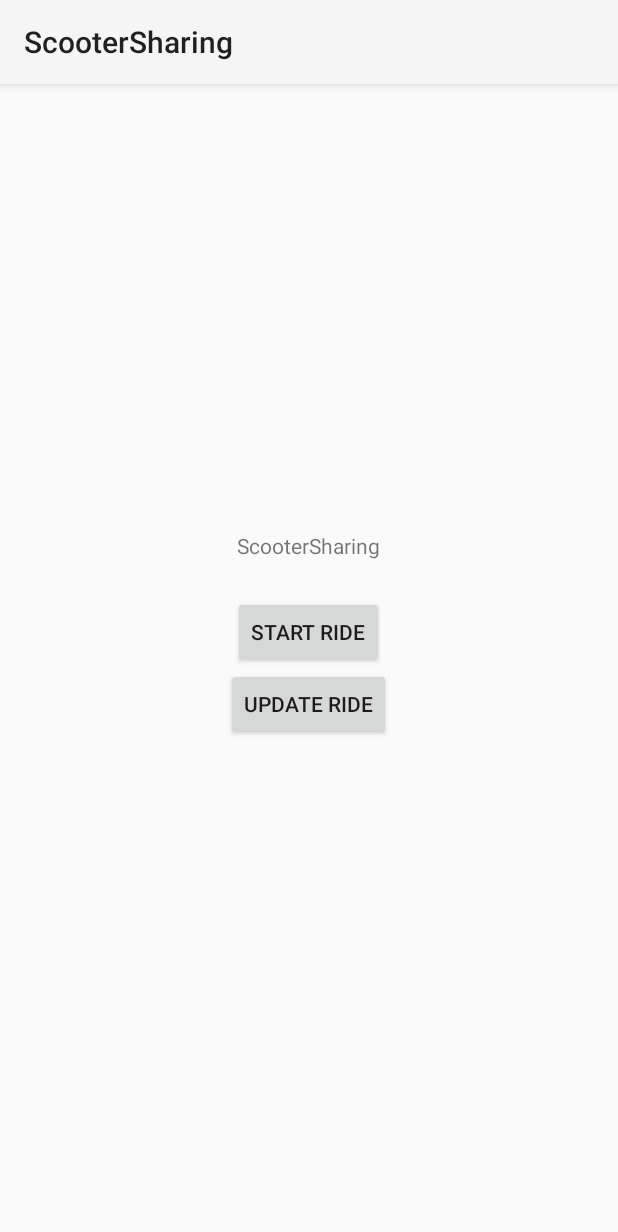
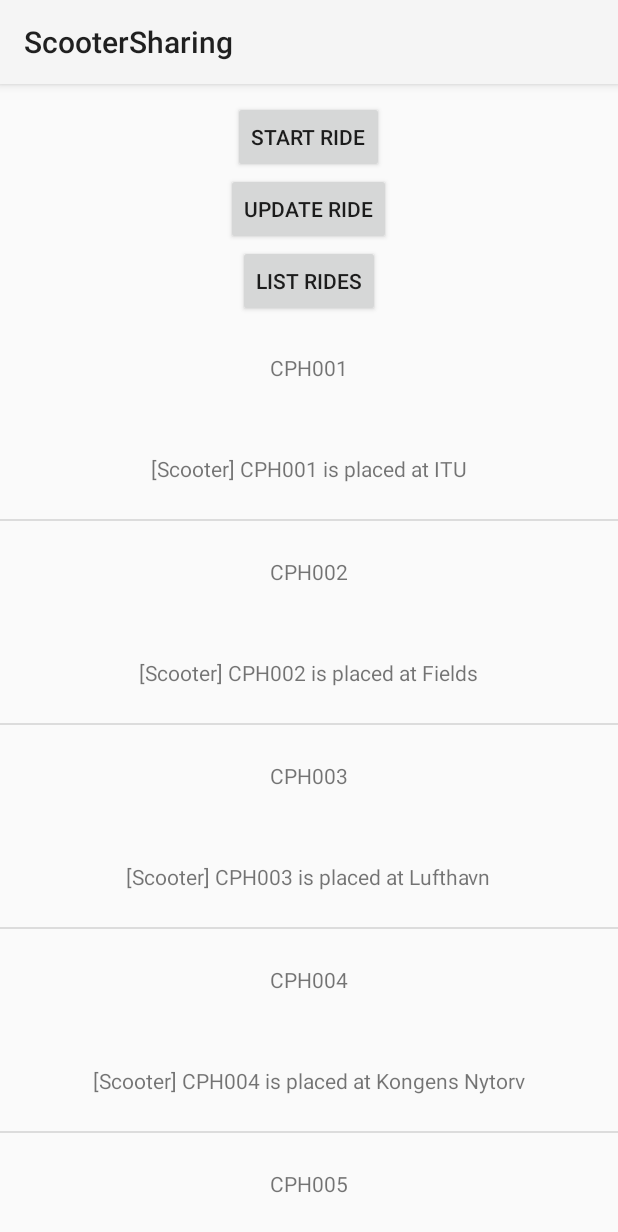
Before and after one commit to surtshow/ScooterSharing, an Android app: the screen it shows after launch (MainActivity), on a phone screen of 412 x 824 dp. Shown: the top 1232 px of the screen. Run offline under Robolectric (Android 15) with nearby library versions, the phone set to English and light mode, and no system bars.

Commit message:
Finish ScooterSharing V4 exercises

```diff
--- /dev/null
+++ b/app/src/main/java/dk/itu/moapd/scootersharing/jonli/CustomArrayAdapter.kt
@@ -0,0 +1,44 @@
+package dk.itu.moapd.scootersharing.jonli
+
+import android.content.Context
+import android.view.LayoutInflater
+import android.view.View
+import android.view.ViewGroup
+import android.widget.ArrayAdapter
+import android.widget.TextView
+
+class CustomArrayAdapter(
+    context: Context,
+    private var resource: Int,
+    data: List<Scooter>,
+) :
+    ArrayAdapter<Scooter>(context, R.layout.list_rides, data) {
+
+    private class ViewHolder(view: View) {
+        val title: TextView = view.findViewById(R.id.title)
+        val description: TextView = view.findViewById(R.id.description)
+    }
+
+    override fun getView(
+        position: Int,
+        convertView: View?,
+        parent: ViewGroup,
+    ): View {
+        var view = convertView
+        val viewHolder: ViewHolder
+
+        if (view == null) {
+            val inflater = LayoutInflater.from(context)
+            view = inflater.inflate(resource, parent, false)
+            viewHolder = ViewHolder(view)
+        } else {
+            viewHolder = view.tag as ViewHolder
+        }
+        val dummy = getItem(position)
+        viewHolder.title.text = dummy?.name
+        viewHolder.description.text = dummy.toString()
+
+        view?.tag = viewHolder
+        return view!!
+    }
+}
--- a/app/src/main/java/dk/itu/moapd/scootersharing/jonli/MainActivity.kt
+++ b/app/src/main/java/dk/itu/moapd/scootersharing/jonli/MainActivity.kt
@@ -10,10 +10,18 @@ class MainActivity : AppCompatActivity() {
 
     private lateinit var binding: ActivityMainBinding
 
+    companion object {
+        lateinit var ridesDB: RidesDB
+        private lateinit var adapter: CustomArrayAdapter
+    }
+
     override fun onCreate(savedInstanceState: Bundle?) {
         WindowCompat.setDecorFitsSystemWindows(window, false)
         super.onCreate(savedInstanceState)
+        ridesDB = RidesDB.get(this)
+        adapter = CustomArrayAdapter(this, R.layout.list_rides, ridesDB.getRidesList())
         binding = ActivityMainBinding.inflate(layoutInflater)
+        binding.listView.adapter = adapter
         setContentView(binding.root)
 
         binding.startRideButton.setOnClickListener {
@@ -24,5 +32,8 @@ class MainActivity : AppCompatActivity() {
             val intent = Intent(this, UpdateRideActivity::class.java)
             startActivity(intent)
         }
+        binding.listRidesButton.setOnClickListener {
+            adapter.notifyDataSetChanged()
+        }
     }
 }
--- /dev/null
+++ b/app/src/main/java/dk/itu/moapd/scootersharing/jonli/RidesDB.kt
@@ -0,0 +1,77 @@
+package dk.itu.moapd.scootersharing.jonli
+
+import android.content.Context
+import java.util.Random
+import kotlin.collections.ArrayList
+
+class RidesDB private constructor(context: Context) {
+
+    private val rides = ArrayList<Scooter>()
+    companion object : RidesDBHolder<RidesDB, Context>(::RidesDB)
+
+    init {
+        rides.add(Scooter("CPH001", "ITU", randomDate()))
+        rides.add(Scooter("CPH002", "Fields", randomDate()))
+        rides.add(Scooter("CPH003", "Lufthavn", randomDate()))
+        rides.add(Scooter("CPH004", "Kongens Nytorv", randomDate()))
+        rides.add(Scooter("CPH005", "Nørreport", randomDate()))
+    }
+
+    fun getRidesList(): List<Scooter> {
+        return rides
+    }
+
+    fun addScooter(name: String, location: String) {
+        rides.add(Scooter(name, location))
+    }
+
+    fun updateCurrentScooter(location: String) {
+        rides.last().location = location
+        rides.last().timestamp = System.currentTimeMillis()
+    }
+
+    fun getCurrentScooter(): Scooter {
+        return rides.last()
+    }
+
+    fun getCurrentScooterInfo(): String {
+        return rides.last().toString()
+    }
+
+    /**
+     * Generate a random timestamp in the last 365 days.
+     *
+     * @return A random timestamp in the last year.
+     */
+    private fun randomDate(): Long {
+        val random = Random()
+        val now = System.currentTimeMillis()
+        val year = random.nextDouble() * 1000 * 60 * 60 * 24 * 365
+        return (now - year).toLong()
+    }
+}
+
+open class RidesDBHolder<out T, in A>(creator: (A) -> T) {
+    private var creator: ((A) -> T)? = creator
+
+    @Volatile private var instance: T? = null
+
+    fun get(arg: A): T {
+        val checkInstance = instance
+        if (checkInstance != null) {
+            return checkInstance
+        }
+
+        return synchronized(this) {
+            val checkInstanceAgain = instance
+            if (checkInstanceAgain != null) {
+                checkInstanceAgain
+            } else {
+                val created = creator!!(arg)
+                instance = created
+                creator = null
+                created
+            }
+        }
+    }
+}
--- a/app/src/main/java/dk/itu/moapd/scootersharing/jonli/Scooter.kt
+++ b/app/src/main/java/dk/itu/moapd/scootersharing/jonli/Scooter.kt
@@ -4,9 +4,9 @@ package dk.itu.moapd.scootersharing.jonli
  * This class represents a scooter.
  */
 data class Scooter(
-    var name: String,
+    val name: String,
     var location: String,
-    var timestamp: Long = System.currentTimeMillis()
+    var timestamp: Long = System.currentTimeMillis(),
 ) {
     override fun toString(): String {
         return "[Scooter] $name is placed at $location"
--- a/app/src/main/java/dk/itu/moapd/scootersharing/jonli/StartRideActivity.kt
+++ b/app/src/main/java/dk/itu/moapd/scootersharing/jonli/StartRideActivity.kt
@@ -10,11 +10,16 @@ class StartRideActivity : AppCompatActivity() {
 
     private lateinit var binding: ActivityStartRideBinding
 
-    private val scooter: Scooter = Scooter("", "")
+    // private val scooter: Scooter = Scooter("", "")
+
+    companion object {
+        lateinit var ridesDB: RidesDB
+    }
 
     override fun onCreate(savedInstanceState: Bundle?) {
         WindowCompat.setDecorFitsSystemWindows(window, false)
         super.onCreate(savedInstanceState)
+        ridesDB = RidesDB.get(this)
         binding = ActivityStartRideBinding.inflate(layoutInflater)
         setContentView(binding.root)
 
@@ -27,8 +32,7 @@ class StartRideActivity : AppCompatActivity() {
             ) {
                 val name = scooterName.text.toString().trim()
                 val location = scooterLocation.text.toString().trim()
-                scooter.name = name
-                scooter.location = location
+                ridesDB.addScooter(name, location)
 
                 scooterName.text.clear()
                 scooterLocation.text.clear()
@@ -38,11 +42,12 @@ class StartRideActivity : AppCompatActivity() {
     }
 
     private fun showMessage() {
-        val message = "Ride started using Scooter(name=$scooter.name, location=$scooter.location)."
+        val scooter = ridesDB.getCurrentScooter()
+        val message = "Ride started using Scooter(name=${scooter.name}, location=${scooter.location})."
         Snackbar.make(
             binding.root,
             message,
-            Snackbar.LENGTH_LONG
+            Snackbar.LENGTH_LONG,
         ).show()
     }
 }
--- a/app/src/main/java/dk/itu/moapd/scootersharing/jonli/UpdateRideActivity.kt
+++ b/app/src/main/java/dk/itu/moapd/scootersharing/jonli/UpdateRideActivity.kt
@@ -2,6 +2,7 @@ package dk.itu.moapd.scootersharing.jonli
 
 import android.os.Bundle
 import androidx.appcompat.app.AppCompatActivity
+import androidx.core.text.set
 import androidx.core.view.WindowCompat
 import com.google.android.material.snackbar.Snackbar
 import dk.itu.moapd.scootersharing.jonli.databinding.ActivityUpdateRideBinding
@@ -10,21 +11,27 @@ class UpdateRideActivity : AppCompatActivity() {
 
     private lateinit var binding: ActivityUpdateRideBinding
 
-    private val scooter: Scooter = Scooter("", "")
+    // private val scooter: Scooter = Scooter("", "")
+
+    companion object {
+        lateinit var ridesDB: RidesDB
+    }
 
     override fun onCreate(savedInstanceState: Bundle?) {
         WindowCompat.setDecorFitsSystemWindows(window, false)
         super.onCreate(savedInstanceState)
+        ridesDB = RidesDB.get(this)
         binding = ActivityUpdateRideBinding.inflate(layoutInflater)
         setContentView(binding.root)
 
+        binding.editTextName.setText(ridesDB.getCurrentScooter().name)
         val scooterLocation = binding.editTextLocation
 
         binding.updateRideButton.setOnClickListener {
             if (scooterLocation.text.isNotEmpty()
             ) {
                 val location = scooterLocation.text.toString().trim()
-                scooter.location = location
+                ridesDB.updateCurrentScooter(location)
 
                 scooterLocation.text.clear()
                 showMessage()
@@ -33,11 +40,12 @@ class UpdateRideActivity : AppCompatActivity() {
     }
 
     private fun showMessage() {
-        val message = "Ride started using Scooter(name=$scooter.name, location=$scooter.location)."
+        val scooter = ridesDB.getCurrentScooter()
+        val message = "Ride started using Scooter(name=${scooter.name}, location=${scooter.location})."
         Snackbar.make(
             binding.root,
             message,
-            Snackbar.LENGTH_LONG
+            Snackbar.LENGTH_LONG,
         ).show()
     }
 }
--- a/app/src/main/res/layout/activity_main.xml
+++ b/app/src/main/res/layout/activity_main.xml
@@ -23,4 +23,15 @@
         android:layout_height="wrap_content"
         android:text="@string/update_ride_button" />
 
+    <Button
+        android:id="@+id/list_rides_button"
+        android:layout_width="wrap_content"
+        android:layout_height="wrap_content"
+        android:text="@string/list_rides_button" />
+
+    <ListView
+        android:id="@+id/list_view"
+        android:layout_width="match_parent"
+        android:layout_height="match_parent" />
+
 </LinearLayout>
--- /dev/null
+++ b/app/src/main/res/layout/list_rides.xml
@@ -0,0 +1,17 @@
+<?xml version="1.0" encoding="utf-8"?>
+<LinearLayout xmlns:android="http://schemas.android.com/apk/res/android"
+    android:layout_width="match_parent"
+    android:layout_height="match_parent"
+    android:gravity="center"
+    android:orientation="vertical">
+    <TextView
+        android:layout_width="wrap_content"
+        android:layout_height="wrap_content"
+        android:padding="24dp"
+        android:id="@+id/title" />
+    <TextView
+        android:layout_width="wrap_content"
+        android:layout_height="wrap_content"
+        android:padding="24dp"
+        android:id="@+id/description" />
+</LinearLayout>
--- a/app/src/main/res/values/strings.xml
+++ b/app/src/main/res/values/strings.xml
@@ -5,4 +5,5 @@
     <string name="name">Name:</string>
     <string name="update_ride_button">Update Ride</string>
     <string name="scooter_sharing">ScooterSharing</string>
+    <string name="list_rides_button">List Rides</string>
 </resources>
```
